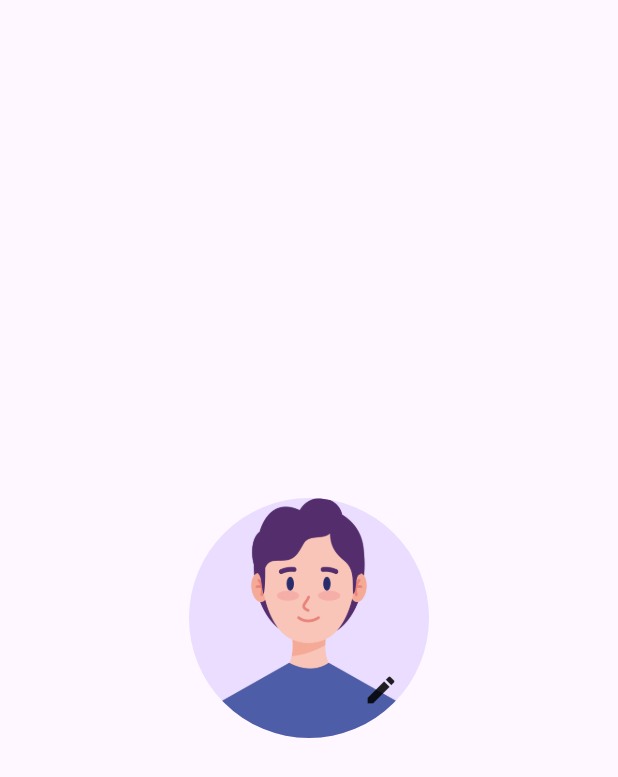
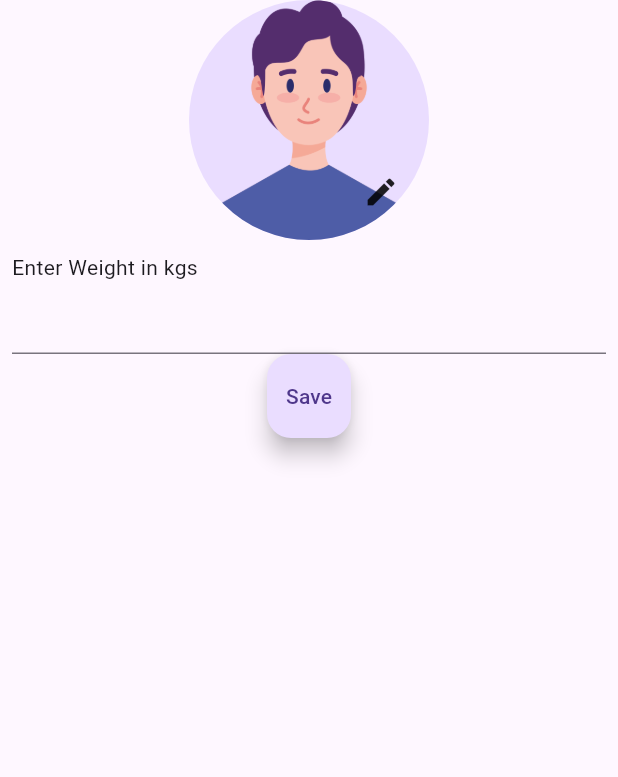
Before and after one commit to Vinesh018/PlusFitness001, a Flutter app: the PersonalDataMainShow screen opened directly, on a phone screen of 412 x 824 dp. Shown: the top 777 px of the screen. Run offline on Flutter 3.47's test engine with Material 3 defaults, Android fonts, the phone set to English and light mode, and no system bars; our stand-ins replace animated_splash_screen, cloud_firestore, firebase_auth, firebase_core, get, google_sign_in and 7 more; missing offline and left inert: dart:ffi, gradient_icon; accounts and stored records are empty; project files that could hold a hidden picture were left out.

Commit message:
Added Shared Prefrence  on Weight

```diff
--- a/lib/Bhautik/Myprofilesubpages/personaldata.dart
+++ b/lib/Bhautik/Myprofilesubpages/personaldata.dart
@@ -8,10 +8,12 @@ import 'package:flutter/widgets.dart';
 import 'package:get/get.dart';
 import 'package:get/get_core/src/get_main.dart';
 import 'package:plus_fitness/Bhautik/Myprofilesubpages/Personaldatabottom.dart';
+import 'package:plus_fitness/Bhautik/Myprofilesubpages/tempvarstore.dart';
 import 'package:plus_fitness/Bhautik/b_sign_up.dart';
 import 'package:plus_fitness/Bhautik/b_userprofile.dart';
 import 'package:plus_fitness/Vinesh/T_Meals.dart';
 import 'package:image_picker/image_picker.dart';
+import 'package:plus_fitness/main.dart';
 
 double screenWidth = 0;
 double screenHeight = 0;
@@ -21,7 +23,12 @@ class PersonalDataMainShow extends StatelessWidget {
   @override
   Widget build(BuildContext context) {
     return Scaffold(
-      body: Center(child: GradientContainerandimage()),
+      body: Column(
+        children: [
+          GradientContainerandimage(),
+          StoreusingSharedPreferences(),
+        ],
+      ),
     );
   }
 }
--- /dev/null
+++ b/lib/Bhautik/Myprofilesubpages/tempvarstore.dart
@@ -0,0 +1,73 @@
+import 'package:flutter/material.dart';
+import 'package:shared_preferences/shared_preferences.dart';
+
+String? weighdat;
+
+class StoreusingSharedPreferences extends StatefulWidget {
+  @override
+  State<StoreusingSharedPreferences> createState() =>
+      _StoreusingSharedPreferencesState();
+}
+
+class _StoreusingSharedPreferencesState
+    extends State<StoreusingSharedPreferences> {
+  String? newvalue;
+  FocusNode weightfocus = FocusNode();
+  void initState() {
+    super.initState();
+    getweightfordisplay();
+  }
+
+  void getweightfordisplay() async {
+    var prefs = await SharedPreferences.getInstance();
+    var getweight = prefs.getString('finalweightvaluestoredinsharedpref');
+     weighdat = getweight != Null ? getweight : '0' ;
+    print('Getting Weight fromdatabase id $weighdat');
+    setState(() {
+    });
+  }
+
+  @override
+  Widget build(BuildContext context) {
+    TextEditingController weightcontroller = TextEditingController();
+    TextEditingController namecontroller = TextEditingController();
+    TextEditingController heightcontroller = TextEditingController();
+    TextEditingController agecontroller = TextEditingController();
+    return Padding(
+      padding: const EdgeInsets.all(8.0),
+      child: Column(
+        crossAxisAlignment: CrossAxisAlignment.start,
+        children: [
+          Text('Enter Weight in kgs'),
+          TextFormField(
+            focusNode: weightfocus,
+            keyboardType: TextInputType.number,
+            controller: weightcontroller,
+            decoration: InputDecoration(
+            hintText: weighdat,
+            ),
+          ),
+          Center(
+            child: FloatingActionButton(
+              onPressed: () async {
+                var savedat = weightcontroller.text.toString();
+                if (savedat.isEmpty || savedat == null) {
+                  weightfocus.requestFocus();
+                  print('enter some Values Plese');
+                } else {
+                  weighdat = savedat;
+                  var pef = await SharedPreferences.getInstance();
+                  pef.setString(
+                      'finalweightvaluestoredinsharedpref', weighdat!);
+                  print('Setting new value to databse is $weighdat');
+                  setState(() {});
+                }
+              },
+              child: Text('Save'),
+            ),
+          ),
+        ],
+      ),
+    );
+  }
+}
```
Also changed, not shown: lib/Bhautik/Myprofilesubpages/Personaldatabottom.dart (+65 -15 lines), lib/Bhautik/b_userprofile.dart (+0 -9 lines), lib/Vinesh/v_bodyMeasure.dart (+20 -4 lines), lib/main.dart (+16 -0 lines).
